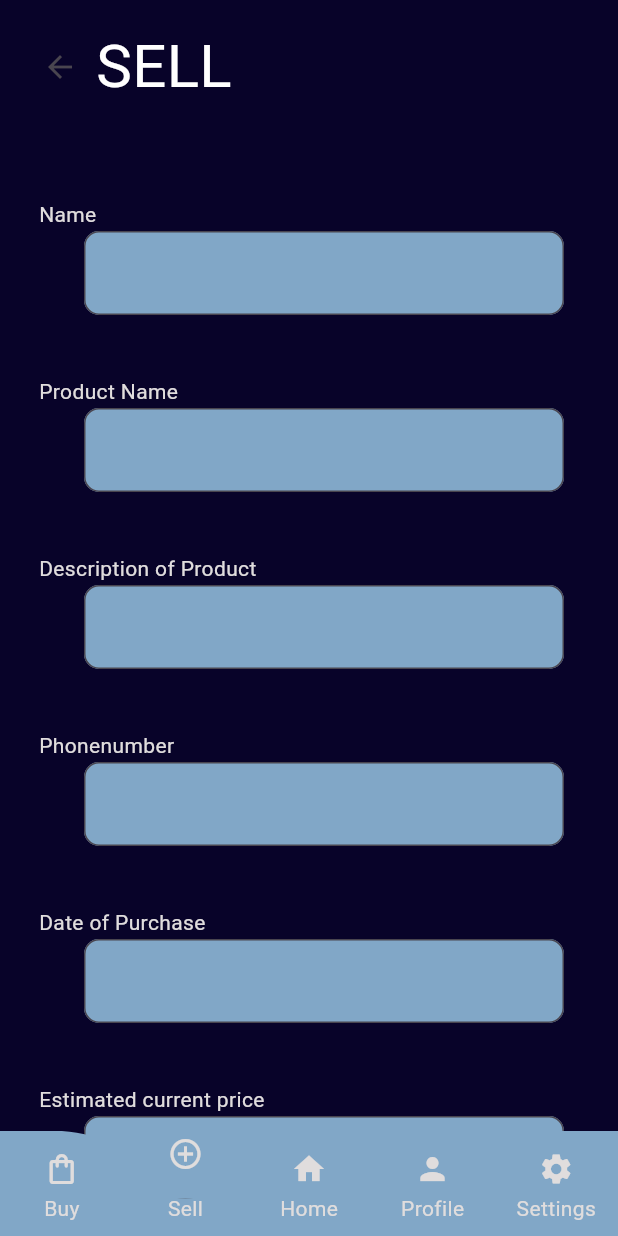
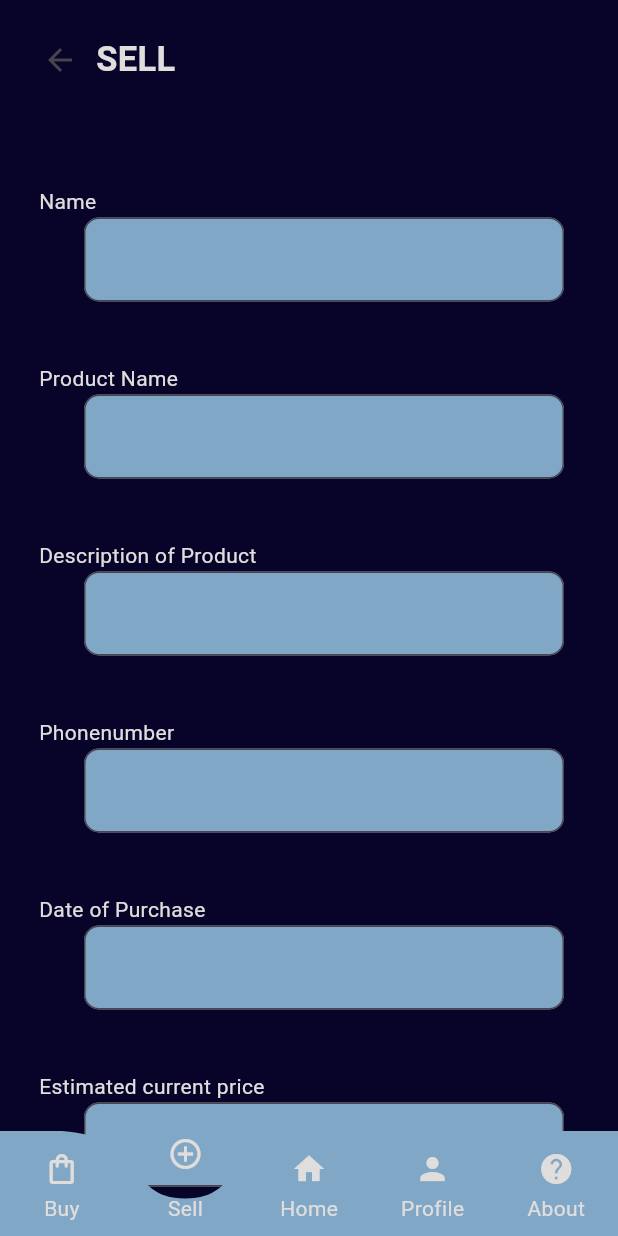
Before and after one commit to AnaghaJn21/DormDeals, a Flutter app: the LandingPg screen opened directly, item 2 of the bottom bar chosen, on a phone screen of 412 x 824 dp. Run offline on Flutter 3.47's test engine with Material 3 defaults, Android fonts, the light colour scheme and no system bars; drawn by our look-alikes of curved_labeled_navigation_bar; our stand-ins replace animated_splash_screen, lottie.

Commit message:
ABout Us Page Created

```diff
--- a/lib/constants/Colors.dart
+++ b/lib/constants/Colors.dart
@@ -6,12 +6,10 @@ Color hexToColor(String code) {
 
 // Color LIGHT_BLUE_COLOR = hexToColor("#E1F7F5");
 Color TEXT_COLOR_W = Color.fromARGB(255, 224, 221, 221);
+Color SUBTEXT_COLOR_W = Color.fromARGB(255, 180, 176, 176);
 Color LIGHT_BLUE_COLOR = Color.fromARGB(255, 129, 167, 199);
 Color MORE_LIGHT_BLUE_COLOR = Color.fromARGB(255, 179, 196, 210);
 Color GOLDEN_COLOR = Color.fromARGB(255, 249, 226, 19);
 Color RED_COLOR = Color.fromARGB(255, 155, 17, 7);
-Color MAIN_BLUE_COLOR = hexToColor("#525CEB");
-Color PINK = hexToColor("#FF90BC");
-// Color DARK_BLUE_COLOR = hexToColor("#0F2167");
 Color DARK_BLUE_COLOR = Color.fromRGBO(8, 3, 41, 1.0);
 Color GRAY_COLOR = Color.fromARGB(255, 118, 115, 115);
--- /dev/null
+++ b/lib/constants/Headings.dart
@@ -0,0 +1,32 @@
+import 'package:dormdeals/constants/Colors.dart';
+import 'package:flutter/material.dart';
+
+class Headings extends StatelessWidget {
+  final String text;
+  const Headings({
+    super.key,
+    required this.text,
+  });
+
+  @override
+  Widget build(BuildContext context) {
+    return Text(
+      text.toUpperCase(),
+      style: TextStyle(
+          fontWeight: FontWeight.bold, fontSize: 23, color: TEXT_COLOR_W),
+    );
+  }
+}
+
+class SubHeadings extends StatelessWidget {
+  final String text;
+  const SubHeadings({super.key, required this.text});
+
+  @override
+  Widget build(BuildContext context) {
+    return Text(
+      text,
+      style: TextStyle(fontSize: 17, color: SUBTEXT_COLOR_W),
+    );
+  }
+}
--- a/lib/main.dart
+++ b/lib/main.dart
@@ -1,3 +1,4 @@
+import 'package:dormdeals/pages/About_Pg.dart';
 import 'package:dormdeals/pages/Buy_Main_Pg.dart';
 import 'package:dormdeals/pages/Profile_Pg.dart';
 import 'package:dormdeals/splash_screen.dart';
@@ -16,7 +17,7 @@ class MyApp extends StatelessWidget {
       debugShowCheckedModeBanner: false,
       title: "DormDeals",
       // color: LIGHT_BLUE_COLOR,
-      home: SplashScreen(),
+      home: AboutPg(),
     );
   }
 }
--- a/lib/pages/Buy_Main_Pg.dart
+++ b/lib/pages/Buy_Main_Pg.dart
@@ -1,4 +1,5 @@
 import 'package:dormdeals/constants/Colors.dart';
+import 'package:dormdeals/constants/Headings.dart';
 import 'package:dormdeals/pages/All_Product_GV.dart';
 import 'package:flutter/material.dart';
 
@@ -25,10 +26,7 @@ class BuyMainPg extends StatelessWidget {
                   hintText: "${Icons.search}Search",
                   hintStyle: TextStyle(color: TEXT_COLOR_W)),
             ),
-            Text(
-              "All Products",
-              style: TextStyle(color: TEXT_COLOR_W, fontSize: 20),
-            ),
+            Headings(text: "All Products"),
             Padding(
               padding: const EdgeInsets.all(20.0),
               child: AllProductGV(),
--- a/lib/pages/Landing_Pg.dart
+++ b/lib/pages/Landing_Pg.dart
@@ -6,7 +6,7 @@ import 'package:dormdeals/pages/All_Product_GV.dart';
 import 'package:dormdeals/pages/Buy_Main_Pg.dart';
 import 'package:dormdeals/pages/Login_Pg.dart';
 import 'package:dormdeals/pages/Profile_Pg.dart';
-import 'package:dormdeals/pages/Settings_Pg.dart';
+import 'package:dormdeals/pages/About_Pg.dart';
 import 'package:dormdeals/pages/sell_details.dart';
 import 'package:flutter/material.dart';
 
@@ -22,7 +22,7 @@ class _LandingPgState extends State<LandingPg> {
 
   GlobalKey<CurvedNavigationBarState> _bottomNavigationKey = GlobalKey();
 
-  final screens = [BuyMainPg(), SellDetails(), null, ProfilePg(), SettingsPg()];
+  final screens = [BuyMainPg(), SellDetails(), null, ProfilePg(), AboutPg()];
 
   //   @override
   // void initState() {
@@ -91,10 +91,10 @@ class _LandingPgState extends State<LandingPg> {
               label: "Profile"),
           CurvedNavigationBarItem(
               child: Icon(
-                Icons.settings,
+                Icons.help,
                 color: TEXT_COLOR_W,
               ),
-              label: "Settings",
+              label: "About",
               labelStyle: TextStyle(color: TEXT_COLOR_W))
         ],
         onTap: (value) {
--- a/lib/pages/sell_details.dart
+++ b/lib/pages/sell_details.dart
@@ -1,5 +1,6 @@
 import 'package:dormdeals/constants/Colors.dart';
 import 'package:dormdeals/constants/DetsFields.dart';
+import 'package:dormdeals/constants/Headings.dart';
 import 'package:dormdeals/pages/Landing_Pg.dart';
 import 'package:flutter/material.dart';
 
@@ -41,10 +42,7 @@ class _SellDetailsState extends State<SellDetails> {
                             Navigator.of(context).pop();
                           },
                           icon: Icon(Icons.arrow_back)),
-                      Text(
-                        'Sell'.toUpperCase(),
-                        style: TextStyle(fontSize: 40, color: Colors.white),
-                      ),
+                      Headings(text: "sell"),
                     ],
                   ),
                   SizedBox(height: 20),
--- a/pubspec.yaml
+++ b/pubspec.yaml
@@ -66,6 +66,8 @@ flutter:
     - assets\images\Full_Logo.png
     - assets\images\LogoDD.png
     - assets\images\eachpro.png
+    - assets\images\AnaghaJayan(2).jpg
+    - assets\images\Jithin.jpg
   #   - images/a_dot_ham.jpeg
 
   # An image asset can refer to one or more resolution-specific "variants", see
```
Also changed, not shown: lib/pages/About_Pg.dart (added, +125 -0 lines), lib/pages/Login_Pg.dart (+2 -7 lines), lib/pages/Profile_Pg.dart (+2 -7 lines), lib/pages/Settings_Pg.dart (deleted, +0 -10 lines), lib/pages/SignUp_Pg.dart (+2 -7 lines), assets/images/AnaghaJayan(2).jpg (added), assets/images/Jithin.jpg (added).
